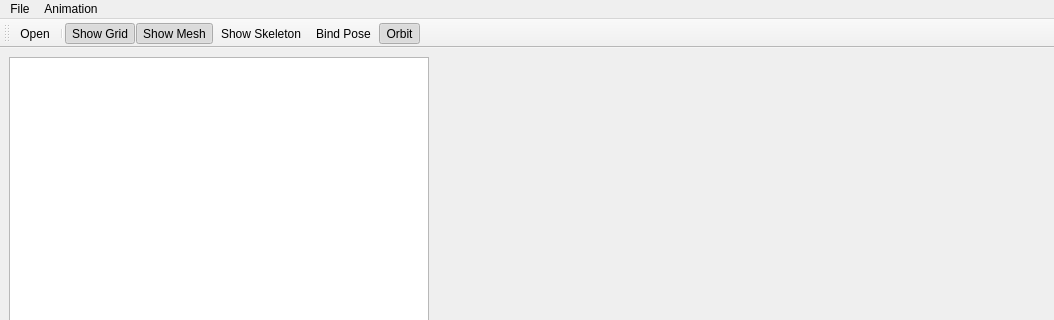
AxioDL/PrimeWorldEditor, file src/Editor/CharacterEditor/CCharacterEditor.ui: the form before one commit; both pictures show x 0 to 1054 and y 0 to 320 of the 1054 by 634 pixel window.
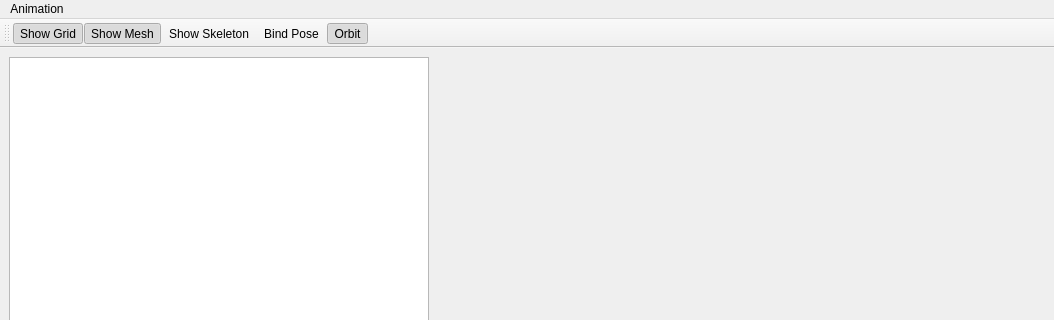
The form after the commit. Icons and pictures are not drawn. Custom widgets are drawn as their Qt base class.

Diff of the .ui file:
```diff
--- a/src/Editor/CharacterEditor/CCharacterEditor.ui
+++ b/src/Editor/CharacterEditor/CCharacterEditor.ui
@@ -312,12 +312,6 @@
      <height>21</height>
     </rect>
    </property>
-   <widget class="QMenu" name="MenuFile">
-    <property name="title">
-     <string>File</string>
-    </property>
-    <addaction name="ActionOpen"/>
-   </widget>
    <widget class="QMenu" name="menuView">
     <property name="title">
      <string>Animation</string>
@@ -336,7 +330,6 @@
     <addaction name="ActionPrevAnim"/>
     <addaction name="ActionNextAnim"/>
    </widget>
-   <addaction name="MenuFile"/>
    <addaction name="menuView"/>
   </widget>
   <widget class="QStatusBar" name="StatusBar"/>
@@ -350,29 +343,12 @@
    <attribute name="toolBarBreak">
     <bool>false</bool>
    </attribute>
-   <addaction name="ActionOpen"/>
-   <addaction name="separator"/>
    <addaction name="ActionShowGrid"/>
    <addaction name="ActionShowMesh"/>
    <addaction name="ActionShowSkeleton"/>
    <addaction name="ActionBindPose"/>
    <addaction name="ActionOrbit"/>
   </widget>
-  <action name="ActionOpen">
-   <property name="icon">
-    <iconset resource="../Icons.qrc">
-     <normaloff>:/icons/Open_24px.png</normaloff>:/icons/Open_24px.png</iconset>
-   </property>
-   <property name="text">
-    <string>Open</string>
-   </property>
-   <property name="toolTip">
-    <string>Open</string>
-   </property>
-   <property name="shortcut">
-    <string>Ctrl+O</string>
-   </property>
-  </action>
   <action name="ActionShowSkeleton">
    <property name="checkable">
     <bool>true</bool>
```
Left out of the diff: 2 changed lines with no effect on the pictures.
